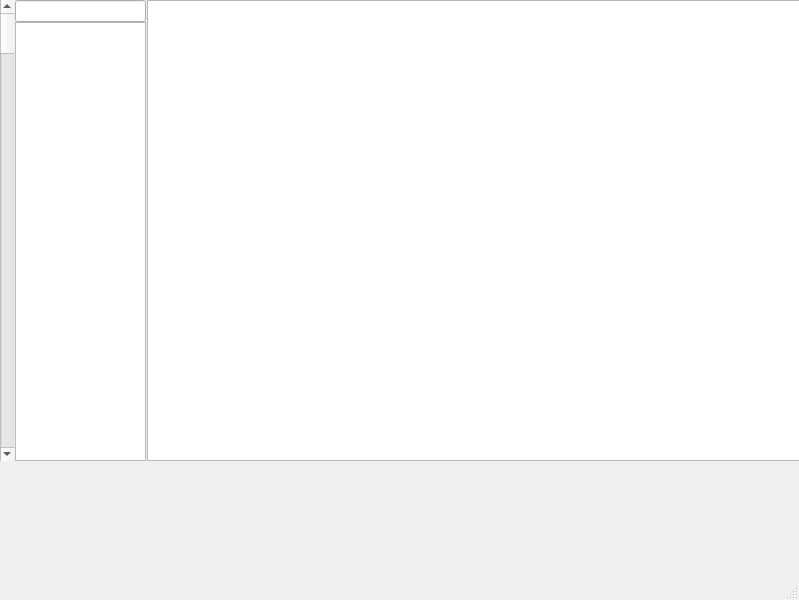
yuruotong1/autoMate, file pages/edit_page.ui: the form before one commit.
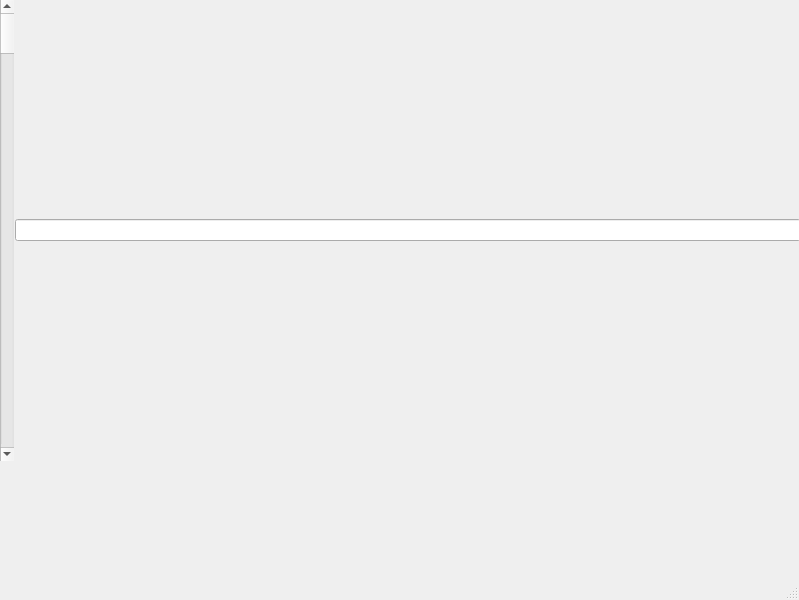
The form after the commit.

Commit message: 更新拖拽动画

Patch:
```diff
--- a/pages/edit_page.ui
+++ b/pages/edit_page.ui
@@ -23,7 +23,7 @@
       <height>461</height>
      </rect>
     </property>
-    <layout class="QHBoxLayout" name="horizontalLayout" stretch="0,2,10">
+    <layout class="QHBoxLayout" name="horizontalLayout">
      <property name="spacing">
       <number>1</number>
      </property>
@@ -42,14 +42,8 @@
        <item>
         <widget class="QLineEdit" name="functionSearch"/>
        </item>
-       <item>
-        <widget class="QListView" name="functionModules"/>
-       </item>
       </layout>
      </item>
-     <item>
-      <widget class="QListView" name="serial"/>
-     </item>
     </layout>
    </widget>
   </widget>
```
The commit also changes 1 other file.
